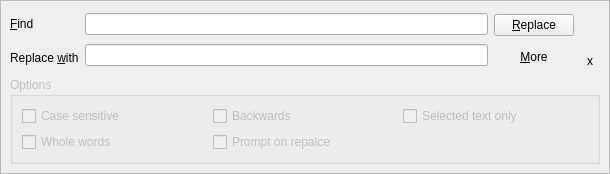
diegoiast/qtedit4, file src/widgets/replaceform.ui: the form before one commit.
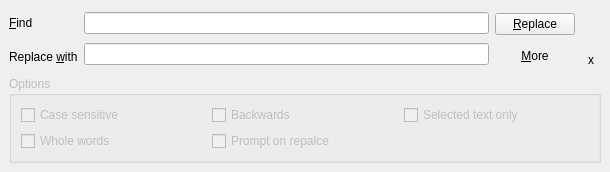
The form after the commit. Custom widgets are drawn as their Qt base class.

Commit message:
TextOperationWidget: remove frames
Gotoline/search have the frame removed completelly.
The replace form, as it set to "none".

Should help with display on gnome

What changed in the file:
```diff
--- a/src/widgets/replaceform.ui
+++ b/src/widgets/replaceform.ui
@@ -53,7 +53,7 @@
       <bool>true</bool>
      </property>
      <property name="frameShape">
-      <enum>QFrame::Shape::StyledPanel</enum>
+      <enum>QFrame::Shape::NoFrame</enum>
      </property>
      <property name="frameShadow">
       <enum>QFrame::Shadow::Raised</enum>
```
The commit also changes 2 other files.
